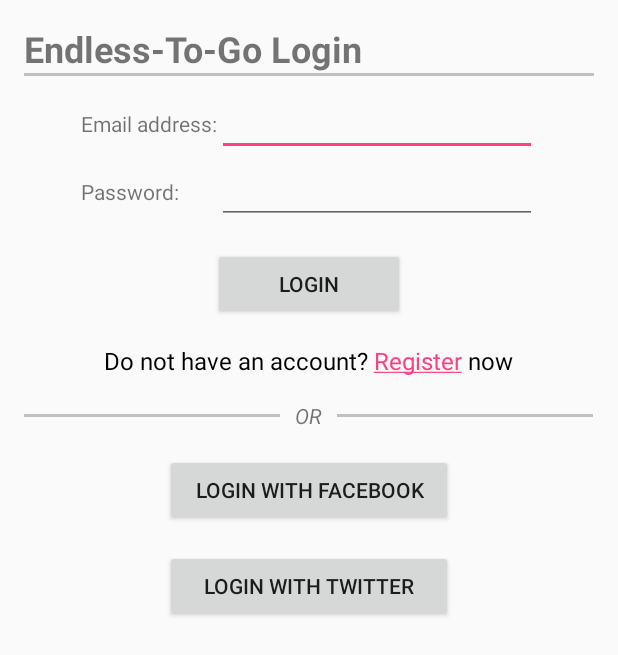
After one commit to mikkoraula/BudgetApp, an Android app: the LoginActivity screen opened directly, with no data from a screen before it, on a phone screen of 412 x 824 dp. The commit adds this screen. Shown: the top 655 px of the screen. Run offline under Robolectric (Android 15) with nearby library versions, the phone set to English and light mode, and no system bars; libraries missing offline, so code that uses them is left out: com.backendless, com.backendless.async; 1 statement that could not run was skipped.

Commit message:
First runnable setup, you can now login and register into app?

```diff
--- /dev/null
+++ b/app/src/main/java/com/example/mikko/budgetapplication/LoginActivity.java
@@ -0,0 +1,249 @@
+package com.example.mikko.budgetapplication;
+
+import android.app.Activity;
+import android.content.Intent;
+import android.os.Bundle;
+import android.text.SpannableString;
+import android.text.Spanned;
+import android.text.method.LinkMovementMethod;
+import android.text.style.ClickableSpan;
+import android.view.View;
+import android.widget.Button;
+import android.widget.EditText;
+import android.widget.TextView;
+import android.widget.Toast;
+import com.backendless.Backendless;
+import com.backendless.BackendlessUser;
+import com.backendless.async.callback.AsyncCallback;
+
+import java.util.Collections;
+import java.util.HashMap;
+import java.util.Map;
+
+/**
+ * Handles user login:
+ * - by email and password
+ * - with Facebook account
+ * - with Twitter account
+ */
+public class LoginActivity extends Activity
+{
+    private static final int REGISTER_REQUEST_CODE = 1;
+
+    @Override
+    protected void onCreate( Bundle savedInstanceState )
+    {
+        super.onCreate( savedInstanceState );
+        setContentView( R.layout.activity_login );
+
+        Backendless.initApp( this, BackendSettings.APPLICATION_ID, BackendSettings.ANDROID_SECRET_KEY, BackendSettings.VERSION );
+
+        Button loginButton = (Button) findViewById( R.id.loginButton );
+        loginButton.setOnClickListener( createLoginButtonListener() );
+
+        Button loginFacebookButton = (Button) findViewById( R.id.loginFacebookButton );
+        loginFacebookButton.setOnClickListener( createLoginWithFacebookButtonListener() );
+
+        Button loginTwitterButton = (Button) findViewById( R.id.loginTwitterButton );
+        loginTwitterButton.setOnClickListener( createLoginWithTwitterButtonListener() );
+
+        makeRegistrationLink();
+    }
+
+    /**
+     * Makes registration link clickable and assigns it a click listener.
+     */
+    public void makeRegistrationLink()
+    {
+        SpannableString registrationPrompt = new SpannableString( getString( R.string.register_prompt ) );
+
+        ClickableSpan clickableSpan = new ClickableSpan()
+        {
+            @Override
+            public void onClick( View widget )
+            {
+                startRegistrationActivity();
+            }
+        };
+
+        String linkText = getString( R.string.register_link );
+        int linkStartIndex = registrationPrompt.toString().indexOf( linkText );
+        int linkEndIndex = linkStartIndex + linkText.length();
+        registrationPrompt.setSpan( clickableSpan, linkStartIndex, linkEndIndex, Spanned.SPAN_EXCLUSIVE_EXCLUSIVE );
+
+        TextView registerPromptView = (TextView) findViewById( R.id.registerPromptText );
+        registerPromptView.setText( registrationPrompt );
+        registerPromptView.setMovementMethod( LinkMovementMethod.getInstance() );
+    }
+
+    /**
+     * Sends a request for registration to RegistrationActivity,
+     * expects for result in onActivityResult.
+     */
+    public void startRegistrationActivity()
+    {
+        Intent registrationIntent = new Intent( this, RegistrationActivity.class );
+        startActivityForResult( registrationIntent, REGISTER_REQUEST_CODE );
+    }
+
+    /**
+     * Sends a request to Backendless to log in user by email and password.
+     *
+     * @param email         user's email
+     * @param password      user's password
+     * @param loginCallback a callback, containing actions to be executed on request result
+     */
+    public void loginUser( String email, String password, AsyncCallback<BackendlessUser> loginCallback )
+    {
+        Backendless.UserService.login( email, password, loginCallback );
+    }
+
+    /**
+     * Sends a request to Backendless to log in user with Facebook account.
+     * Fetches Facebook user's name and saves it on Backendless.
+     *
+     * @param loginCallback a callback, containing actions to be executed on request result
+     */
+    public void loginFacebookUser( AsyncCallback<BackendlessUser> loginCallback )
+    {
+        Map<String, String> fieldsMappings = new HashMap<>();
+        fieldsMappings.put( "name", "name" );
+        Backendless.UserService.loginWithFacebook( this, null, fieldsMappings, Collections.<String>emptyList(), loginCallback );
+    }
+
+    /**
+     * Sends a request to Backendless to log in user with Twitter account.
+     * Fetches Twitter user's name and saves it on Backendless.
+     *
+     * @param loginCallback a callback, containing actions to be executed on request result
+     */
+    public void loginTwitterUser( AsyncCallback<BackendlessUser> loginCallback )
+    {
+        Map<String, String> fieldsMappings = new HashMap<>();
+        fieldsMappings.put( "name", "name" );
+        Backendless.UserService.loginWithTwitter( this, null, fieldsMappings, loginCallback );
+    }
+
+    /**
+     * Creates a listener, which proceeds with login by email and password on button click.
+     *
+     * @return a listener, handling login button click
+     */
+    public View.OnClickListener createLoginButtonListener()
+    {
+        return new View.OnClickListener()
+        {
+            @Override
+            public void onClick( View v )
+            {
+                EditText emailField = (EditText) findViewById( R.id.emailField );
+                EditText passwordField = (EditText) findViewById( R.id.passwordField );
+
+                CharSequence email = emailField.getText();
+                CharSequence password = passwordField.getText();
+
+                if( isLoginValuesValid( email, password ) )
+                {
+                    LoadingCallback<BackendlessUser> loginCallback = createLoginCallback();
+
+                    loginCallback.showLoading();
+                    loginUser( email.toString(), password.toString(), loginCallback );
+                }
+            }
+        };
+    }
+
+    /**
+     * Creates a listener, which proceeds with login with Facebook on button click.
+     *
+     * @return a listener, handling login with Facebook button click
+     */
+    public View.OnClickListener createLoginWithFacebookButtonListener()
+    {
+        return new View.OnClickListener()
+        {
+            @Override
+            public void onClick( View v )
+            {
+                LoadingCallback<BackendlessUser> loginCallback = createLoginCallback();
+
+                loginCallback.showLoading();
+                loginFacebookUser( loginCallback );
+            }
+        };
+    }
+
+    /**
+     * Creates a listener, which proceeds with login with Twitter on button click.
+     *
+     * @return a listener, handling login with Facebook button click
+     */
+    public View.OnClickListener createLoginWithTwitterButtonListener()
+    {
+        return new View.OnClickListener()
+        {
+
+            @Override
+            public void onClick( View v )
+            {
+                LoadingCallback<BackendlessUser> loginCallback = createLoginCallback();
+
+                loginCallback.showLoading();
+                loginTwitterUser( loginCallback );
+            }
+        };
+    }
+
+    /**
+     * Validates the values, which user entered on login screen.
+     * Shows Toast with a warning if something is wrong.
+     *
+     * @param email    user's email
+     * @param password user's password
+     * @return true if all values are OK, false if something is wrong
+     */
+    public boolean isLoginValuesValid( CharSequence email, CharSequence password )
+    {
+        return Validator.isEmailValid( this, email ) && Validator.isPasswordValid( this, password );
+    }
+
+    /**
+     * Creates a callback, containing actions to be executed on login request result.
+     * Shows a Toast with BackendlessUser's objectId on success,
+     * show a dialog with an error message on failure.
+     *
+     * @return a callback, containing actions to be executed on login request result
+     */
+    public LoadingCallback<BackendlessUser> createLoginCallback()
+    {
+        return new LoadingCallback<BackendlessUser>( this, getString( R.string.loading_login ) )
+        {
+            @Override
+            public void handleResponse( BackendlessUser loggedInUser )
+            {
+                super.handleResponse( loggedInUser );
+                Toast.makeText( LoginActivity.this, String.format( getString( R.string.info_logged_in ), loggedInUser.getObjectId() ), Toast.LENGTH_LONG ).show();
+            }
+        };
+    }
+
+    @Override
+    protected void onActivityResult( int requestCode, int resultCode, Intent data )
+    {
+        if( resultCode == RESULT_OK )
+        {
+            switch( requestCode )
+            {
+                case REGISTER_REQUEST_CODE:
+                    String email = data.getStringExtra( BackendlessUser.EMAIL_KEY );
+                    EditText emailField = (EditText) findViewById( R.id.emailField );
+                    emailField.setText( email );
+
+                    EditText passwordField = (EditText) findViewById( R.id.passwordField );
+                    passwordField.requestFocus();
+
+                    Toast.makeText( this, getString( R.string.info_registered_success ), Toast.LENGTH_SHORT ).show();
+            }
+        }
+    }
+}
--- a/app/src/main/java/com/example/mikko/budgetapplication/MainActivity.java
+++ b/app/src/main/java/com/example/mikko/budgetapplication/MainActivity.java
@@ -1,5 +1,6 @@
 package com.example.mikko.budgetapplication;
 
+import android.content.Intent;
 import android.os.Bundle;
 import android.support.design.widget.FloatingActionButton;
 import android.support.design.widget.Snackbar;
@@ -29,14 +30,17 @@ public class MainActivity extends AppCompatActivity {
         fab.setOnClickListener(new View.OnClickListener() {
             @Override
             public void onClick(View view) {
-                Snackbar.make(view, "Replace with your own action", Snackbar.LENGTH_LONG)
+                Snackbar.make(view, "start new activity", Snackbar.LENGTH_LONG)
                         .setAction("Action", null).show();
-
+                Intent loginIntent = new Intent(MainActivity.this, LoginActivity.class);
+                startActivity(loginIntent);
+                /*
                 BackendlessUser user = new BackendlessUser();
                 user.setEmail( "meide94@hotmail.com" );
                 user.setPassword( "password" );
 
                 Backendless.UserService.register( user, new BackendlessCallback<BackendlessUser>()
+
                 {
                     @Override
                     public void handleResponse( BackendlessUser backendlessUser )
@@ -44,6 +48,7 @@ public class MainActivity extends AppCompatActivity {
                         Log.i("Registration", backendlessUser.getEmail() + " successfully registered");
                     }
                 } );
+                */
             }
         });
     }
--- a/app/src/main/java/com/example/mikko/budgetapplication/RegistrationActivity.java
+++ b/app/src/main/java/com/example/mikko/budgetapplication/RegistrationActivity.java
@@ -104,7 +104,7 @@ public class RegistrationActivity extends Activity
             public void handleResponse( BackendlessUser registeredUser )
             {
                 super.handleResponse( registeredUser );
-                Toast.makeText( RegistrationActivity.this, String.format( getString( R.string.info_registered ), registeredUser.getObjectId() ), Toast.LENGTH_LONG ).show();
+                Toast.makeText( RegistrationActivity.this, String.format( getString( R.string.info_registered_success ), registeredUser.getObjectId() ), Toast.LENGTH_LONG ).show();
             }
         };
     }
--- /dev/null
+++ b/app/src/main/res/layout/activity_login.xml
@@ -0,0 +1,124 @@
+<?xml version="1.0" encoding="utf-8"?>
+<LinearLayout xmlns:android="http://schemas.android.com/apk/res/android"
+    android:layout_width="match_parent"
+    android:layout_height="match_parent"
+    android:paddingLeft="@dimen/activity_horizontal_margin"
+    android:paddingRight="@dimen/activity_horizontal_margin"
+    android:paddingTop="@dimen/activity_vertical_margin"
+    android:paddingBottom="@dimen/activity_vertical_margin"
+    android:orientation="vertical"
+    android:gravity="center_horizontal">
+
+    <TextView
+        android:layout_width="match_parent"
+        android:layout_height="wrap_content"
+        android:text="@string/activity_login"
+        android:textStyle="bold"
+        android:textSize="@dimen/abc_text_size_headline_material" />
+
+    <View
+        android:layout_width="fill_parent"
+        android:layout_height="2dp"
+        android:background="#c0c0c0" />
+
+    <GridLayout
+        android:layout_width="wrap_content"
+        android:layout_height="wrap_content"
+        android:columnCount="2"
+        android:rowCount="2"
+        android:layout_marginBottom="@dimen/view_vertical_margin"
+        android:layout_marginTop="@dimen/view_vertical_margin">
+
+        <TextView
+            android:layout_width="wrap_content"
+            android:layout_height="wrap_content"
+            android:text="@string/label_email"/>
+
+        <EditText
+            android:layout_width="wrap_content"
+            android:layout_height="wrap_content"
+            android:inputType="textEmailAddress"
+            android:ems="10"
+            android:id="@+id/emailField" />
+
+        <TextView
+            android:layout_width="wrap_content"
+            android:layout_height="wrap_content"
+            android:text="@string/label_password"/>
+
+        <EditText
+            android:layout_width="wrap_content"
+            android:layout_height="wrap_content"
+            android:inputType="textPassword"
+            android:ems="10"
+            android:id="@+id/passwordField" />
+    </GridLayout>
+
+    <Button
+        android:layout_width="wrap_content"
+        android:layout_height="wrap_content"
+        android:text="@string/button_login"
+        android:id="@+id/loginButton"
+        android:ems="8"
+        android:layout_marginTop="@dimen/view_vertical_margin"
+        android:layout_marginBottom="@dimen/view_vertical_margin" />
+
+    <TextView
+        android:layout_width="wrap_content"
+        android:layout_height="wrap_content"
+        android:text="@string/register_prompt"
+        android:id="@+id/registerPromptText"
+        android:textColor="@android:color/background_dark"
+        android:paddingTop="@dimen/view_vertical_margin"
+        android:paddingBottom="@dimen/view_vertical_margin"
+        android:textSize="@dimen/abc_text_size_subtitle_material_toolbar" />
+
+    <LinearLayout
+        android:orientation="horizontal"
+        android:layout_width="match_parent"
+        android:layout_height="wrap_content"
+        android:weightSum="1"
+        android:gravity="center_vertical"
+        android:layout_marginBottom="@dimen/view_vertical_margin"
+        android:layout_marginTop="@dimen/view_vertical_margin">
+
+        <View
+            android:layout_width="0dp"
+            android:layout_height="2dp"
+            android:background="#c0c0c0"
+            android:layout_weight="0.45" />
+
+        <TextView
+            android:layout_width="0dp"
+            android:layout_height="wrap_content"
+            android:text="@string/divider_or"
+            android:layout_weight="0.1"
+            android:gravity="center_horizontal"
+            android:textStyle="italic" />
+
+        <View
+            android:layout_width="0dp"
+            android:layout_height="2dp"
+            android:background="#c0c0c0"
+            android:layout_weight="0.45" />
+    </LinearLayout>
+
+    <Button
+        android:layout_width="wrap_content"
+        android:layout_height="wrap_content"
+        android:text="@string/button_login_facebook"
+        android:id="@+id/loginFacebookButton"
+        android:layout_marginTop="@dimen/view_vertical_margin"
+        android:layout_marginBottom="@dimen/view_vertical_margin"
+        android:ems="12" />
+
+    <Button
+        android:layout_width="wrap_content"
+        android:layout_height="wrap_content"
+        android:text="@string/button_login_twitter"
+        android:id="@+id/loginTwitterButton"
+        android:layout_marginTop="@dimen/view_vertical_margin"
+        android:layout_marginBottom="@dimen/view_vertical_margin"
+        android:ems="12" />
+
+</LinearLayout>
--- a/app/src/main/res/layout/activity_main.xml
+++ b/app/src/main/res/layout/activity_main.xml
@@ -28,7 +28,7 @@
         android:layout_width="wrap_content"
         android:layout_height="wrap_content"
         android:layout_gravity="bottom|end"
-        android:layout_margin="@dimen/fab_margin"
+        android:layout_margin="10dp"
         android:src="@android:drawable/ic_dialog_email" />
 
 </android.support.design.widget.CoordinatorLayout>
--- a/app/src/main/res/menu/menu_main.xml
+++ b/app/src/main/res/menu/menu_main.xml
@@ -5,6 +5,6 @@
     <item
         android:id="@+id/action_settings"
         android:orderInCategory="100"
-        android:title="@string/action_settings"
+        android:title="lolololol"
         app:showAsAction="never" />
 </menu>
--- a/app/src/main/res/values/strings.xml
+++ b/app/src/main/res/values/strings.xml
@@ -4,6 +4,7 @@
 
     <!-- activity names -->
     <string name="activity_registration">Endless-To-Go Registration</string>
+    <string name="activity_login">Endless-To-Go Login</string>
 
     <!-- text labels -->
     <string name="label_name">Name:</string>
@@ -13,6 +14,14 @@
 
     <!-- button labels -->
     <string name="button_register">Register</string>
+    <string name="button_login">Login</string>
+    <string name="button_login_facebook">Login with Facebook</string>
+    <string name="button_login_twitter">Login with Twitter</string>
+
+    <!-- texts -->
+    <string name="register_prompt">Do not have an account? Register now</string>
+    <string name="divider_or">OR</string>
+    <string name="register_link">Register</string>
 
     <!-- warnings -->
     <string name="warning_name_empty">Name cannot be empty</string>
@@ -23,10 +32,13 @@
     <string name="warning_passwords_do_not_match">Passwords do not match</string>
 
     <!-- info messages -->
-    <string name="info_registered">Registered. ObjectId: %s</string>
+    <string name="info_registered_template">Registered. ObjectId: %s</string>
+    <string name="info_registered_success">Registered successfully</string>
+    <string name="info_logged_in">Logged in. ObjectId: %s</string>
 
     <!-- loading messages -->
     <string name="loading_empty">Loading…</string>
     <string name="loading_register">Sending registration request…</string>
+    <string name="loading_login">Logging in…</string>
 
 </resources>
```
Also changed, not shown: app/src/main/AndroidManifest.xml (+11 -0 lines).
